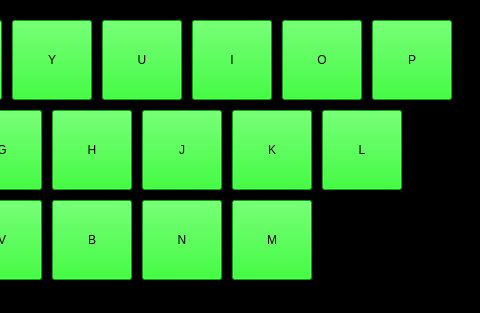
Qt form untitled.ui (Chelove4ik/midi-keyboard) before a commit; both pictures show x 458 to 938 and y 0 to 313 of the 938 by 313 pixel window.
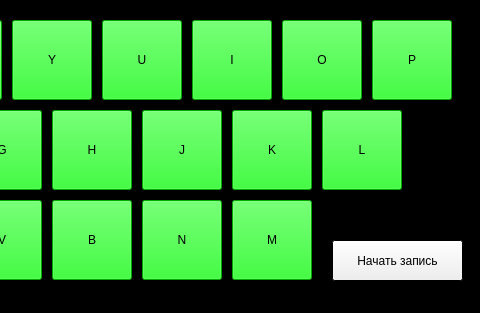
The same form after that commit.

Patch:
```diff
--- a/untitled.ui
+++ b/untitled.ui
@@ -11283,6 +11283,19 @@
     <bool>false</bool>
    </property>
   </widget>
+  <widget class="QPushButton" name="pushButton_start_record">
+   <property name="geometry">
+    <rect>
+     <x>790</x>
+     <y>240</y>
+     <width>131</width>
+     <height>41</height>
+    </rect>
+   </property>
+   <property name="text">
+    <string>Начать запись</string>
+   </property>
+  </widget>
  </widget>
  <resources/>
  <connections/>
```
